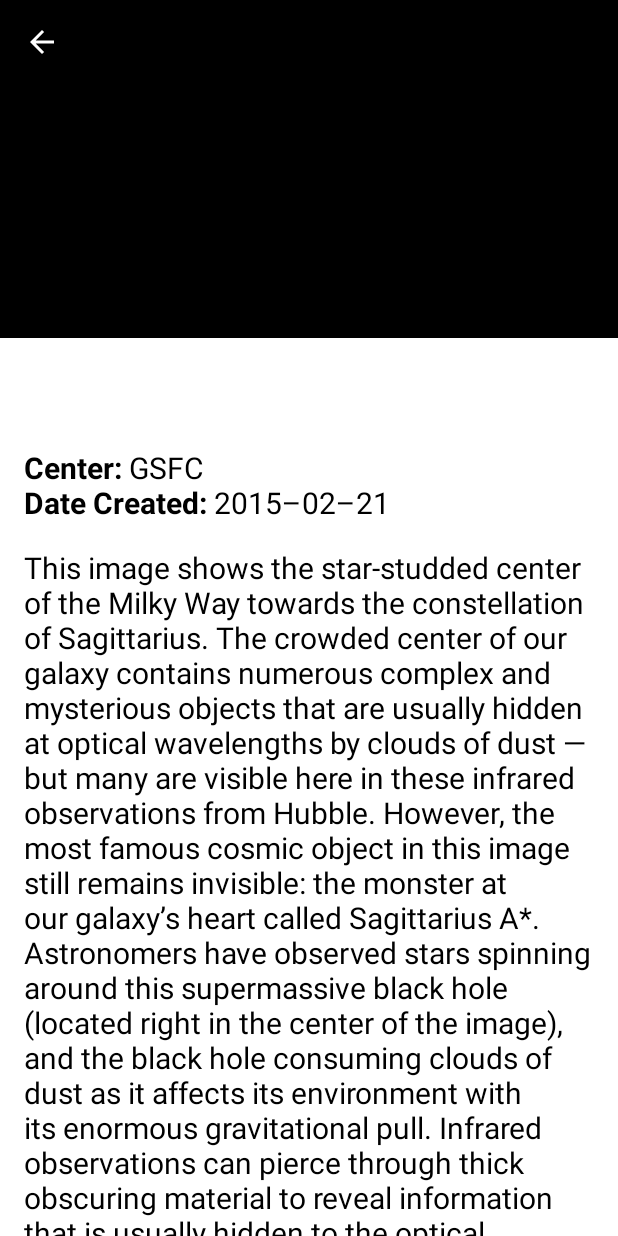
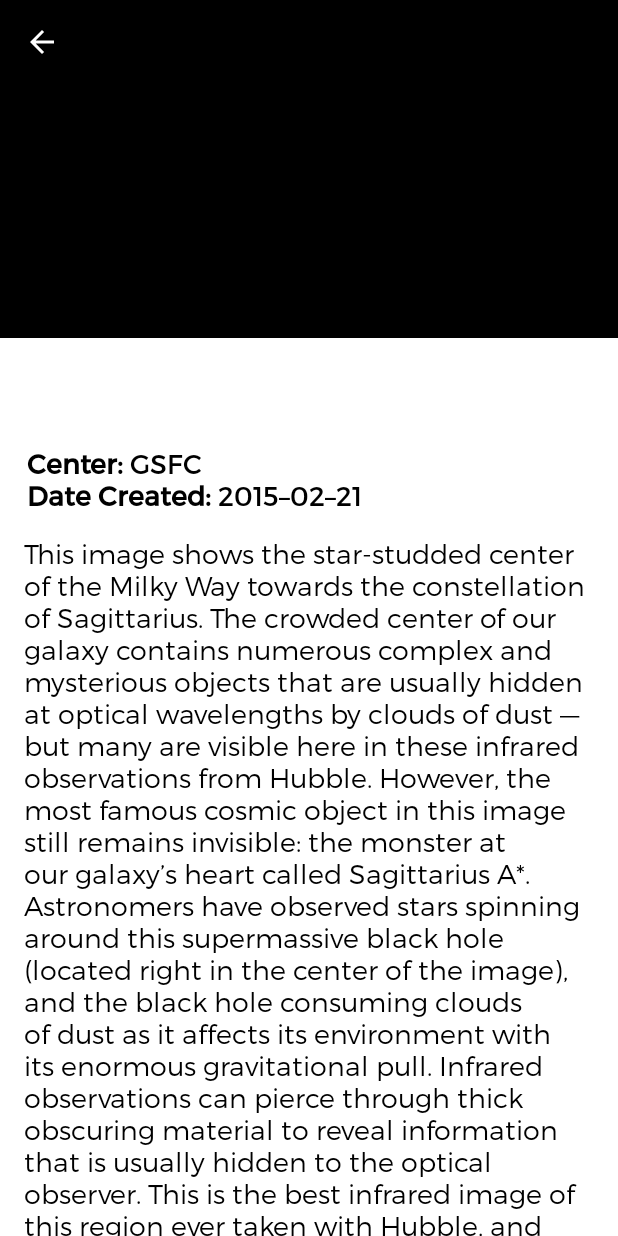
Before and after one commit to bapspatil/Elon, an Android app: the ImageDetailActivity screen opened directly, with no data from a screen before it, on a phone screen of 412 x 824 dp. Run offline under Robolectric (Android 15) with nearby library versions, the phone set to English and light mode, and no system bars; our stand-ins replace Dagger/Hilt's generated code, RxJava; libraries missing offline, so code that uses them is left out: com.jakewharton.rxrelay2; network calls fail; pictures from the network do not load; 4 statements that could not run were skipped.

Commit message:
Added custom fonts

```diff
--- a/app/src/main/kotlin/com/bapspatil/elon/ElonApp.kt
+++ b/app/src/main/kotlin/com/bapspatil/elon/ElonApp.kt
@@ -42,8 +42,6 @@ class ElonApp : Application(), HasAndroidInjector {
             .inject(this)
     }
 
-    // TODO: Replace state images with Lottie
-    // TODO: Add custom fonts
     // TODO: Refactoring styles & dimens
     // TODO: Refactor everything
     // TODO: UI tests
--- a/app/src/main/kotlin/com/bapspatil/elon/ui/detail/ImageDetailActivity.kt
+++ b/app/src/main/kotlin/com/bapspatil/elon/ui/detail/ImageDetailActivity.kt
@@ -69,7 +69,7 @@ class ImageDetailActivity : BaseActivity() {
         val image = intent?.extras?.get(IMAGE_SELECTED) as NasaImage?
         viewModel = ViewModelProviders.of(this, viewModelFactory).get(ImageDetailViewModel::class.java)
         lifecycle.addObserver(viewModel)
-        viewModel.setImage(null)
+        viewModel.setImage(image)
         disposables.add(
                 viewModel.viewStateObservable
                         .io()
--- /dev/null
+++ b/app/src/main/res/font/trueno.xml
@@ -0,0 +1,14 @@
+<?xml version="1.0" encoding="utf-8"?>
+<!--
+    Created by Bapusaheb Patil {@link https://bapspatil.com}
+-->
+<font-family xmlns:android="http://schemas.android.com/apk/res/android">
+
+    <font
+            android:fontStyle="normal"
+            android:font="@font/trueno_light" />
+    <font
+            android:fontStyle="italic"
+            android:font="@font/trueno_italics" />
+
+</font-family>
--- a/app/src/main/res/layout/activity_image_detail.xml
+++ b/app/src/main/res/layout/activity_image_detail.xml
@@ -56,10 +56,10 @@
                     android:layout_width="wrap_content"
                     android:layout_height="wrap_content"
                     android:layout_marginTop="8dp"
-                    android:padding="16dp"
+                    android:fontFamily="@font/trueno_bold"
+                    android:padding="18dp"
                     android:textColor="@color/black"
-                    android:textSize="24sp"
-                    android:textStyle="bold"
+                    android:textSize="22sp"
                     app:layout_constraintStart_toStartOf="parent"
                     app:layout_constraintTop_toTopOf="parent"
                     tools:text="Hubble observes one of a kind image blah blah." />
@@ -68,12 +68,13 @@
                     android:id="@+id/centerAndDateTextView"
                     android:layout_width="wrap_content"
                     android:layout_height="wrap_content"
-                    android:paddingStart="16dp"
-                    android:paddingEnd="16dp"
+                    android:fontFamily="@font/trueno_regular"
+                    android:paddingStart="18dp"
+                    android:paddingEnd="18dp"
                     android:paddingBottom="16dp"
                     android:text="@string/dummy_date_center"
                     android:textColor="@color/black"
-                    android:textSize="20sp"
+                    android:textSize="18sp"
                     app:layout_constraintStart_toStartOf="parent"
                     app:layout_constraintTop_toBottomOf="@id/titleTextView" />
 
@@ -82,11 +83,11 @@
                     android:layout_width="wrap_content"
                     android:layout_height="wrap_content"
                     android:paddingStart="16dp"
-                    android:paddingEnd="16dp"
-                    android:paddingBottom="16dp"
+                    android:paddingEnd="18dp"
+                    android:paddingBottom="18dp"
                     android:text="@string/dummy_description"
                     android:textColor="@color/black"
-                    android:textSize="20sp"
+                    android:textSize="18sp"
                     app:layout_constraintStart_toStartOf="parent"
                     app:layout_constraintTop_toBottomOf="@id/centerAndDateTextView" />
             </androidx.constraintlayout.widget.ConstraintLayout>
@@ -101,8 +102,7 @@
                 android:scaleType="fitCenter"
                 android:visibility="gone"
                 app:lottie_autoPlay="true"
-                    app:lottie_loop="true"/>
+                app:lottie_loop="true" />
         </RelativeLayout>
-
     </androidx.core.widget.NestedScrollView>
 </androidx.coordinatorlayout.widget.CoordinatorLayout>
--- a/app/src/main/res/layout/activity_images_list.xml
+++ b/app/src/main/res/layout/activity_images_list.xml
@@ -29,11 +29,12 @@
                     style="@style/TextAppearance.AppCompat.Widget.ActionBar.Title"
                     android:layout_width="match_parent"
                     android:layout_height="wrap_content"
+                    android:fontFamily="@font/trueno_bold"
                     android:gravity="center"
                     android:padding="18dp"
                     android:text="@string/milky_way"
                     android:textColor="@color/white"
-                        android:textStyle="bold"/>
+                    android:textStyle="bold" />
             </androidx.appcompat.widget.Toolbar>
         </com.google.android.material.appbar.CollapsingToolbarLayout>
     </com.google.android.material.appbar.AppBarLayout>
@@ -59,20 +60,20 @@
                 app:fastScrollHorizontalThumbDrawable="@drawable/thumb_drawable"
                 app:fastScrollHorizontalTrackDrawable="@drawable/line_drawable"
                 app:fastScrollVerticalThumbDrawable="@drawable/thumb_drawable"
-                    app:fastScrollVerticalTrackDrawable="@drawable/line_drawable"/>
+                app:fastScrollVerticalTrackDrawable="@drawable/line_drawable" />
 
             <com.airbnb.lottie.LottieAnimationView
                 android:id="@+id/stateAnimationView"
                 android:layout_width="match_parent"
                 android:layout_height="wrap_content"
                 android:layout_centerInParent="true"
+                android:layout_margin="64dp"
                 android:background="@color/white"
                 android:contentDescription="@string/state_image_description"
                 android:scaleType="fitCenter"
-                    android:layout_margin="64dp"
                 android:visibility="gone"
                 app:lottie_autoPlay="true"
-                    app:lottie_loop="true"/>
+                app:lottie_loop="true" />
         </RelativeLayout>
     </androidx.swiperefreshlayout.widget.SwipeRefreshLayout>
 </androidx.coordinatorlayout.widget.CoordinatorLayout>
--- a/app/src/main/res/layout/item_nasa_image.xml
+++ b/app/src/main/res/layout/item_nasa_image.xml
@@ -35,13 +35,13 @@
         android:layout_height="wrap_content"
         android:layout_above="@id/centerAndDateTextView"
         android:ellipsize="end"
+        android:fontFamily="@font/trueno_bold"
         android:maxLines="2"
         android:paddingStart="16dp"
         android:paddingEnd="16dp"
         android:paddingBottom="12dp"
         android:textColor="@color/white"
-        android:textSize="20sp"
-        android:textStyle="bold"
+        android:textSize="18sp"
         tools:text="Hubble observes one of a kind image blah blah." />
 
     <TextView
@@ -55,7 +55,6 @@
         android:paddingEnd="16dp"
         android:paddingBottom="16dp"
         android:textColor="@color/white"
-        android:textSize="16sp"
+        android:textSize="14sp"
         tools:text="GSFC  |  2014-02-13" />
-
 </RelativeLayout>
--- a/app/src/main/res/values/styles.xml
+++ b/app/src/main/res/values/styles.xml
@@ -4,6 +4,7 @@
         <item name="colorPrimary">@color/colorPrimary</item>
         <item name="colorPrimaryDark">@color/colorPrimaryDark</item>
         <item name="colorAccent">@color/colorAccent</item>
+        <item name="android:fontFamily">@font/trueno</item>
     </style>
 
     <style name="ToolbarTheme" parent="@style/ThemeOverlay.AppCompat.ActionBar">
```
Also changed, not shown: app/src/main/res/font/trueno_bold.otf (added), app/src/main/res/font/trueno_italics.otf (added), app/src/main/res/font/trueno_light.otf (added), app/src/main/res/font/trueno_regular.otf (added). Lines whose indentation alone changed are shown as unchanged.
